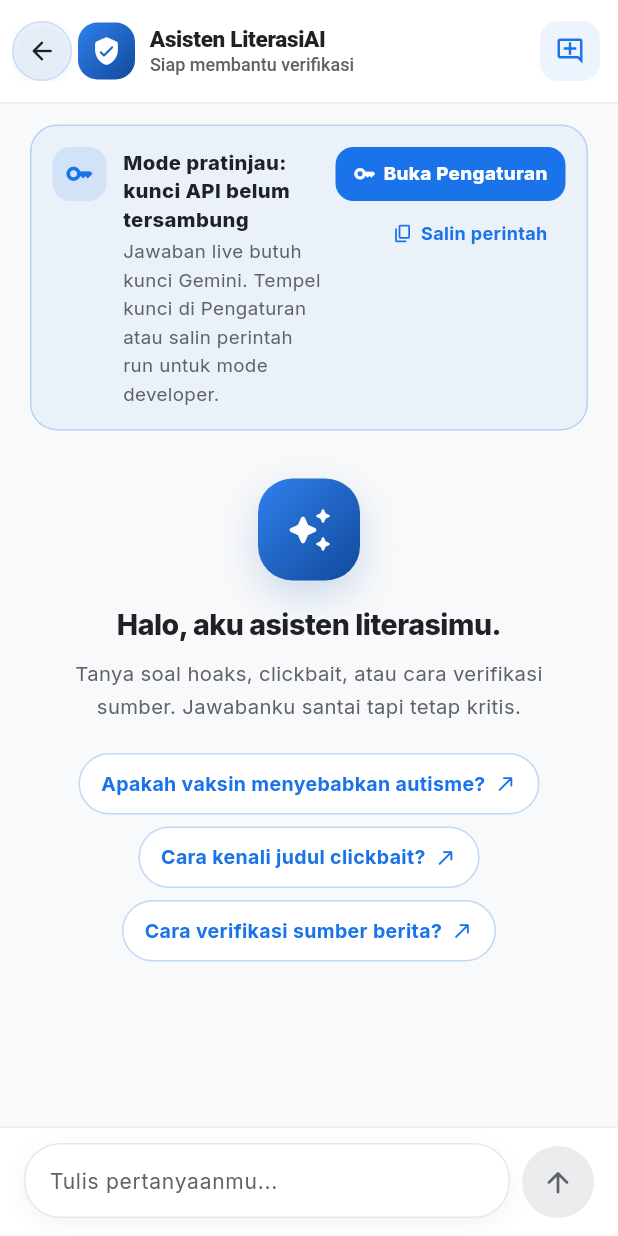
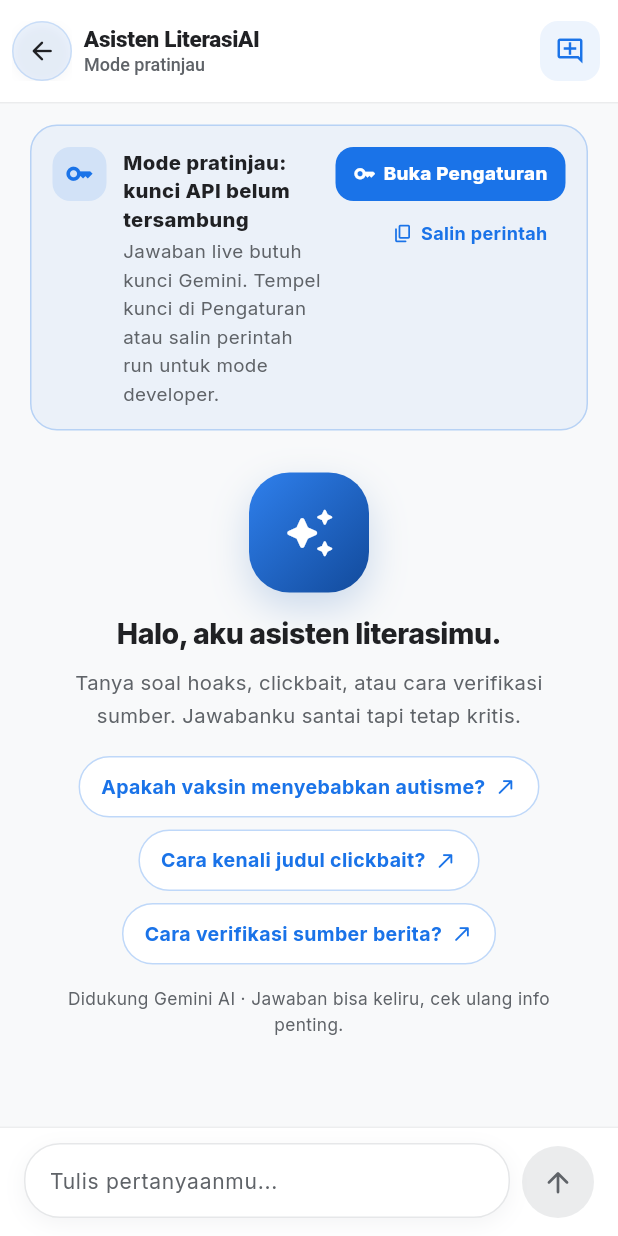
Before and after one commit to andrest1101/literasi-ai, a Flutter app: the ChatScreen screen opened by its route, on a phone screen of 412 x 824 dp. Run offline on Flutter 3.47's test engine with Material 3 defaults, Android fonts, the phone set to English and light mode, and no system bars; our stand-ins replace cloud_firestore, firebase_auth, firebase_core, flutter_riverpod, flutter_secure_storage, google_generative_ai and 5 more; accounts and stored records are empty.

Commit message:
feat(chat): subtitle kontekstual, disclaimer, header final

```diff
--- a/lib/core/constants/app_strings.dart
+++ b/lib/core/constants/app_strings.dart
@@ -223,7 +223,12 @@ abstract final class AppStrings {
       'Diskusi santai soal hoaks dan literasi digital dalam Bahasa Indonesia.';
   static const String chatFabLabel = 'Chat dengan AI Literasi';
   static const String chatPresenceName = 'Asisten LiterasiAI';
-  static const String chatPresenceStatus = 'Siap membantu verifikasi';
+
+  /// Subtitle AppBar kontekstual dari status kunci (bukan "online" palsu):
+  /// live bila kunci tersambung, pratinjau bila belum. Tanpa dot hijau
+  /// dan tanpa angka kuota (kuota per-model tidak bisa diketahui client).
+  static const String chatPresenceLive = 'AI live · Siap menjawab';
+  static const String chatPresencePreview = 'Mode pratinjau';
   static const String chatCancel = 'Batal';
   static const String chatKeyBannerTitle =
       'Mode pratinjau: kunci API belum tersambung';
@@ -264,6 +269,11 @@ abstract final class AppStrings {
   static const String chatSuggestion1 = 'Apakah vaksin menyebabkan autisme?';
   static const String chatSuggestion2 = 'Cara kenali judul clickbait?';
   static const String chatSuggestion3 = 'Cara verifikasi sumber berita?';
+
+  /// Disclaimer compact di bawah suggestion chips (empty state saja):
+  /// transparansi model tanpa nama versi yang bisa usang, tanpa ikon.
+  static const String chatDisclaimer =
+      'Didukung Gemini AI · Jawaban bisa keliru, cek ulang info penting.';
   static const String chatInputHint = 'Tulis pertanyaanmu...';
   static const String chatTyping = 'AI sedang mengetik...';
   static const String chatVerifyThis = 'Verifikasi ini';
--- a/lib/features/chat/presentation/screens/chat_screen.dart
+++ b/lib/features/chat/presentation/screens/chat_screen.dart
@@ -93,13 +93,17 @@ class _ChatScreenState extends ConsumerState<ChatScreen> {
         elevation: 0,
         scrolledUnderElevation: 0,
         toolbarHeight: 68,
-        leadingWidth: 52,
+        leadingWidth: 56,
+        // Lingkaran tonal SessionBackButton (dipakai bersama layar sesi
+        // Quick Check): tanpa avatar header, komposisi kini seimbang
+        // (lingkaran kiri + squircle aksi kanan membingkai teks), dan
+        // lingkaran 40px memberi jarak napas alami ke teks di sampingnya.
         leading: SessionBackButton(
           onPressed: () => Navigator.of(context).maybePop(),
         ),
         titleSpacing: 0,
         centerTitle: false,
-        title: const _IdentityTitle(),
+        title: _IdentityTitle(keyConfigured: keyConfigured),
         actions: [
           _NewChatAction(onClear: _confirmClear),
           const SizedBox(width: 12),
@@ -125,8 +129,7 @@ class _ChatScreenState extends ConsumerState<ChatScreen> {
                         controller: _scrollController,
                         padding: const EdgeInsets.fromLTRB(20, 16, 20, 16),
                         itemCount: chat.messages.length,
-                        separatorBuilder: (_, _) =>
-                            const SizedBox(height: 14),
+                        separatorBuilder: (_, _) => const SizedBox(height: 14),
                         itemBuilder: (context, index) {
                           final message = chat.messages[index];
                           return ChatBubble(
@@ -151,22 +154,23 @@ class _ChatScreenState extends ConsumerState<ChatScreen> {
   }
 }
 
-/// Identitas asisten di AppBar: avatar shield + nama + status kesiapan.
+/// Identitas asisten di AppBar: nama + status kesiapan, tanpa avatar.
 ///
-/// Menggantikan kombinasi teks "Kembali" + presence bar terpisah sehingga
-/// header hemat ~76px vertikal. Dot hijau sengaja tidak dipakai: status
-/// online palsu selama kunci API belum tentu tersambung.
+/// Avatar shield sengaja tidak dipasang di header: setiap bubble AI sudah
+/// membawa avatar yang sama, sehingga shield ketiga di header hanya
+/// menjadi pengulangan (pola chat profesional: nama + status saja).
+/// Identitas visual tetap hidup di hero empty-state, FAB, dan bubble AI.
+/// Subtitle kontekstual dari status kunci yang sudah ada (tanpa dot hijau
+/// palsu, tanpa angka kuota yang tidak bisa diketahui client): live bila
+/// tersambung, pratinjau bila belum.
 class _IdentityTitle extends StatelessWidget {
-  const _IdentityTitle();
+  const _IdentityTitle({required this.keyConfigured});
+
+  final bool keyConfigured;
 
   @override
   Widget build(BuildContext context) {
-    return const Row(
-      children: [
-        _IdentityAvatar(),
-        SizedBox(width: 10),
-        Expanded(
-          child: Column(
+    return Column(
       crossAxisAlignment: CrossAxisAlignment.start,
       mainAxisSize: MainAxisSize.min,
       children: [
@@ -183,7 +187,9 @@ class _IdentityTitle extends StatelessWidget {
         ),
         SizedBox(height: 1),
         Text(
-                AppStrings.chatPresenceStatus,
+          keyConfigured
+              ? AppStrings.chatPresenceLive
+              : AppStrings.chatPresencePreview,
           maxLines: 1,
           overflow: TextOverflow.ellipsis,
           style: TextStyle(
@@ -193,34 +199,6 @@ class _IdentityTitle extends StatelessWidget {
           ),
         ),
       ],
-          ),
-        ),
-      ],
-    );
-  }
-}
-
-class _IdentityAvatar extends StatelessWidget {
-  const _IdentityAvatar();
-
-  @override
-  Widget build(BuildContext context) {
-    return Container(
-      width: 38,
-      height: 38,
-      decoration: BoxDecoration(
-        borderRadius: BorderRadius.circular(13),
-        gradient: const LinearGradient(
-          begin: Alignment.topLeft,
-          end: Alignment.bottomRight,
-          colors: [Color(0xFF2F80ED), Color(0xFF124A9B)],
-        ),
-      ),
-      child: const Icon(
-        Icons.verified_user_rounded,
-        size: 20,
-        color: Colors.white,
-      ),
     );
   }
 }
@@ -287,28 +265,11 @@ class _KeySetupBanner extends StatelessWidget {
       decoration: BoxDecoration(
         borderRadius: BorderRadius.circular(18),
         color: AppColors.primary.withValues(alpha: 0.06),
-        border: Border.all(
-          color: AppColors.primary.withValues(alpha: 0.25),
+        border: Border.all(color: AppColors.primary.withValues(alpha: 0.25)),
       ),
-      ),
-      child: Row(
-        crossAxisAlignment: CrossAxisAlignment.start,
-        children: [
-          Container(
-            width: 36,
-            height: 36,
-            decoration: BoxDecoration(
-              borderRadius: BorderRadius.circular(12),
-              color: AppColors.primary.withValues(alpha: 0.12),
-            ),
-            child: const Icon(
-              Icons.key_outlined,
-              size: 19,
-              color: AppColors.primary,
-            ),
-          ),
-          const SizedBox(width: 11),
-          const Expanded(
+      child: LayoutBuilder(
+        builder: (context, constraints) {
+          final copy = const Expanded(
             child: Column(
               crossAxisAlignment: CrossAxisAlignment.start,
               children: [
@@ -331,9 +292,66 @@ class _KeySetupBanner extends StatelessWidget {
                 ),
               ],
             ),
+          );
+          final actions = _KeyBannerActions(
+            onCopy: () => _copyCommand(context),
+          );
+          final icon = Container(
+            width: 36,
+            height: 36,
+            decoration: BoxDecoration(
+              borderRadius: BorderRadius.circular(12),
+              color: AppColors.primary.withValues(alpha: 0.12),
             ),
+            child: const Icon(
+              Icons.key_outlined,
+              size: 19,
+              color: AppColors.primary,
+            ),
+          );
+          // Banner sempit (<340px, mis. layar 360px): aksi full-width
+          // di bawah teks agar kolom tombol tidak menjepit teks hingga
+          // overflow; normal tetap satu baris (pola responsif yang sama
+          // dengan hero Cek).
+          if (constraints.maxWidth < 340) {
+            return Column(
+              crossAxisAlignment: CrossAxisAlignment.stretch,
+              children: [
+                Row(
+                  crossAxisAlignment: CrossAxisAlignment.start,
+                  children: [icon, const SizedBox(width: 11), copy],
+                ),
+                const SizedBox(height: 10),
+                actions,
+              ],
+            );
+          }
+          return Row(
+            crossAxisAlignment: CrossAxisAlignment.start,
+            children: [
+              icon,
+              const SizedBox(width: 11),
+              copy,
               const SizedBox(width: 8),
-          Column(
+              actions,
+            ],
+          );
+        },
+      ),
+    );
+  }
+}
+
+/// Kolom aksi banner kunci (Buka Pengaturan + Salin perintah), dipakai
+/// susunan baris maupun kolom oleh [_KeySetupBanner].
+class _KeyBannerActions extends StatelessWidget {
+  const _KeyBannerActions({required this.onCopy});
+
+  final VoidCallback onCopy;
+
+  @override
+  Widget build(BuildContext context) {
+    return Column(
       mainAxisSize: MainAxisSize.min,
       crossAxisAlignment: CrossAxisAlignment.end,
       children: [
@@ -344,23 +362,14 @@ class _KeySetupBanner extends StatelessWidget {
             color: AppColors.primary,
             borderRadius: BorderRadius.circular(12),
             child: InkWell(
-                    onTap: () => Navigator.of(
-                      context,
-                    ).pushNamed(ApiKeyScreen.route),
+              onTap: () => Navigator.of(context).pushNamed(ApiKeyScreen.route),
               borderRadius: BorderRadius.circular(12),
               child: const Padding(
-                      padding: EdgeInsets.symmetric(
-                        horizontal: 12,
-                        vertical: 9,
-                      ),
+                padding: EdgeInsets.symmetric(horizontal: 12, vertical: 9),
                 child: Row(
                   mainAxisSize: MainAxisSize.min,
                   children: [
-                          Icon(
-                            Icons.key_outlined,
-                            size: 15,
-                            color: Colors.white,
-                          ),
+                    Icon(Icons.key_outlined, size: 15, color: Colors.white),
                     SizedBox(width: 5),
                     Text(
                       AppStrings.apiKeyOpenSettings,
@@ -384,13 +393,10 @@ class _KeySetupBanner extends StatelessWidget {
             color: Colors.transparent,
             borderRadius: BorderRadius.circular(12),
             child: InkWell(
-                    onTap: () => _copyCommand(context),
+              onTap: onCopy,
               borderRadius: BorderRadius.circular(12),
               child: const Padding(
-                      padding: EdgeInsets.symmetric(
-                        horizontal: 12,
-                        vertical: 7,
-                      ),
+                padding: EdgeInsets.symmetric(horizontal: 12, vertical: 7),
                 child: Row(
                   mainAxisSize: MainAxisSize.min,
                   children: [
@@ -415,9 +421,6 @@ class _KeySetupBanner extends StatelessWidget {
           ),
         ),
       ],
-          ),
-        ],
-      ),
     );
   }
 }
@@ -437,14 +440,14 @@ class _EmptyGreeting extends StatelessWidget {
   @override
   Widget build(BuildContext context) {
     return SingleChildScrollView(
-      padding: const EdgeInsets.fromLTRB(24, 32, 24, 20),
+      padding: const EdgeInsets.fromLTRB(24, 28, 24, 20),
       child: Column(
         children: [
           Container(
-            width: 68,
-            height: 68,
+            width: 80,
+            height: 80,
             decoration: BoxDecoration(
-              borderRadius: BorderRadius.circular(23),
+              borderRadius: BorderRadius.circular(27),
               gradient: const LinearGradient(
                 begin: Alignment.topLeft,
                 end: Alignment.bottomRight,
@@ -460,11 +463,11 @@ class _EmptyGreeting extends StatelessWidget {
             ),
             child: const Icon(
               Icons.auto_awesome_rounded,
-              size: 32,
+              size: 36,
               color: Colors.white,
             ),
           ),
-          const SizedBox(height: 16),
+          const SizedBox(height: 14),
           const Text(
             AppStrings.chatGreetingTitle,
             textAlign: TextAlign.center,
@@ -485,7 +488,7 @@ class _EmptyGreeting extends StatelessWidget {
               color: AppColors.textSecondary,
             ),
           ),
-          const SizedBox(height: 20),
+          const SizedBox(height: 16),
           Wrap(
             spacing: 8,
             runSpacing: 8,
@@ -497,6 +500,16 @@ class _EmptyGreeting extends StatelessWidget {
                   onTap: () => onPick(suggestion),
                 ),
             ],
+          ),
+          const SizedBox(height: 14),
+          const Text(
+            AppStrings.chatDisclaimer,
+            textAlign: TextAlign.center,
+            style: TextStyle(
+              fontSize: 11.5,
+              height: 1.5,
+              color: AppColors.textSecondary,
+            ),
           ),
         ],
       ),
@@ -571,9 +584,7 @@ class _InputDock extends StatelessWidget {
       decoration: BoxDecoration(
         color: AppColors.surface,
         border: Border(
-          top: BorderSide(
-            color: AppColors.neutral.withValues(alpha: 0.18),
-          ),
+          top: BorderSide(color: AppColors.neutral.withValues(alpha: 0.18)),
         ),
       ),
       child: SafeArea(
```
Also changed, not shown: 3 other files. Lines whose indentation alone changed are shown as unchanged.
